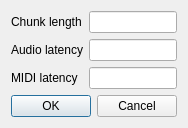
The window that mt32emu_qt/src/AudioPropertiesDialog.ui (Stino/munt) describes before a commit, drawn with Qt 5.
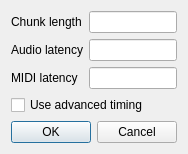
The same window after the commit.

Commit message: Added "Use advanced timing" checkbox replacing #define-s in audio drivers

Diff of the .ui file:
```diff
--- a/mt32emu_qt/src/AudioPropertiesDialog.ui
+++ b/mt32emu_qt/src/AudioPropertiesDialog.ui
@@ -59,6 +59,13 @@
      </item>
     </layout>
    </item>
+   <item>
+    <widget class="QCheckBox" name="advancedTiming">
+     <property name="text">
+      <string>Use advanced timing</string>
+     </property>
+    </widget>
+   </item>
    <item>
     <widget class="QDialogButtonBox" name="buttonBox">
      <property name="orientation">
```
The commit also changes 14 other files.
